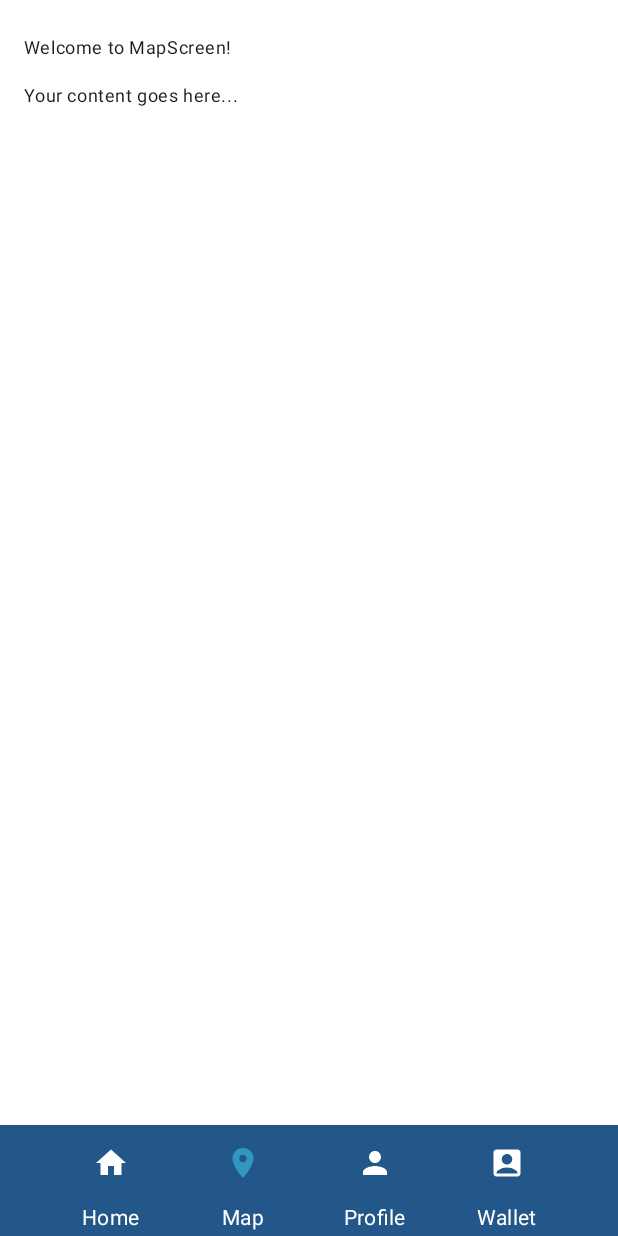
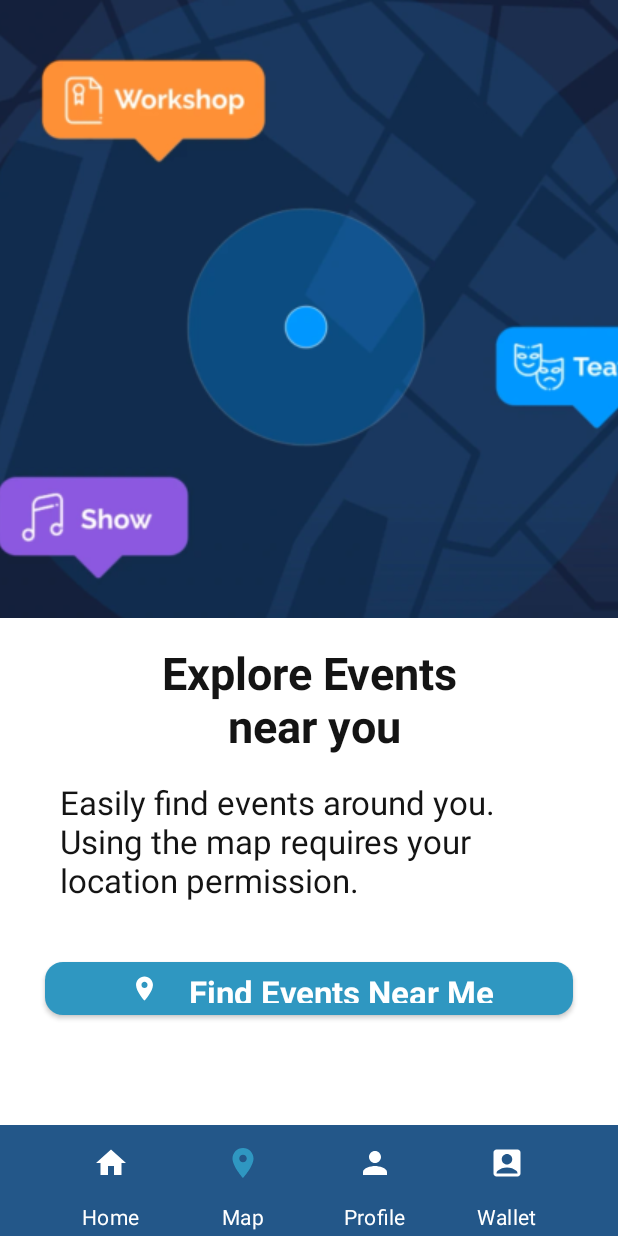
Before and after one commit to WesleyMaciel2510/Kotlin_EventLocation, an Android app built with Jetpack Compose: the screen it shows after launch (MainActivity), after a tap on "Map", on a phone screen of 412 x 824 dp. Run offline under Robolectric (Android 15) with nearby library versions, the phone set to English and light mode, and no system bars.

Commit message:
first UI in MapScreen created

```diff
--- a/app/src/main/java/com/example/kotlin_portfolio/MainActivity.kt
+++ b/app/src/main/java/com/example/kotlin_portfolio/MainActivity.kt
@@ -27,8 +27,8 @@ class MainActivity : ComponentActivity() {
             Kotlin_PortfolioTheme {
                 Scaffold(
                     modifier = Modifier.fillMaxSize(),
-                ) { innerPadding ->
-                    App(modifier = Modifier.padding(innerPadding))
+                ) {
+                    App()
                 }
             }
         }
--- /dev/null
+++ b/app/src/main/java/com/example/kotlin_portfolio/components/buttons/findEvents.kt
@@ -0,0 +1,72 @@
+package com.example.kotlin_portfolio.components.buttons
+
+import androidx.compose.foundation.border
+import androidx.compose.foundation.layout.Row
+import androidx.compose.foundation.layout.Spacer
+import androidx.compose.foundation.layout.fillMaxWidth
+import androidx.compose.foundation.layout.height
+import androidx.compose.foundation.layout.padding
+import androidx.compose.foundation.layout.size
+import androidx.compose.foundation.layout.width
+import androidx.compose.foundation.shape.RoundedCornerShape
+import androidx.compose.material.Button
+import androidx.compose.material.ButtonDefaults
+import androidx.compose.material.Text
+import androidx.compose.material3.Icon
+import androidx.compose.runtime.Composable
+import androidx.compose.ui.Alignment
+import androidx.compose.ui.Modifier
+import androidx.compose.ui.graphics.Color
+import androidx.compose.ui.graphics.vector.ImageVector
+import androidx.compose.ui.text.TextStyle
+import androidx.compose.ui.text.font.FontWeight
+import androidx.compose.ui.unit.dp
+import androidx.compose.ui.unit.sp
+
+@Composable
+fun IconAndLabelButton(
+    iconName: ImageVector? = null,
+    buttonLabel: String,
+    buttonColor: Color,
+    onClick: () -> Unit,
+    borderColor: Color? = null,
+) {
+    Button(
+        onClick = onClick,
+        modifier = Modifier
+            .fillMaxWidth()
+            .height(55.dp)
+            .padding(horizontal = 30.dp, vertical = 10.dp)
+            .border(
+                width = if (borderColor != null) 2.dp else 0.dp,
+                color = borderColor ?: Color.Transparent,
+                shape = RoundedCornerShape(12.dp)
+            ),
+        shape = RoundedCornerShape(12.dp),
+        colors = ButtonDefaults.buttonColors(
+            backgroundColor = buttonColor,
+            contentColor = Color.White
+        )
+    ) {
+        Row(verticalAlignment = Alignment.CenterVertically) {
+            if (iconName != null) {
+                Icon(
+                    imageVector = iconName,
+                    contentDescription = "Icon",
+                    tint = Color.White,
+                    modifier = Modifier.size(28.dp)
+                )
+                Spacer(modifier = Modifier.width(8.dp))
+            }
+            Spacer(modifier = Modifier.width(8.dp))
+            Text(
+                text = buttonLabel,
+                style = TextStyle(
+                    fontSize = 22.sp,
+                    fontWeight = FontWeight.Bold,
+                    color = Color.White
+                )
+            )
+        }
+    }
+}
--- a/app/src/main/java/com/example/kotlin_portfolio/screens/map/mapScreen.kt
+++ b/app/src/main/java/com/example/kotlin_portfolio/screens/map/mapScreen.kt
@@ -1,34 +1,100 @@
 package com.example.kotlin_portfolio.screens.map
 
+import androidx.compose.foundation.Image
+import androidx.compose.foundation.background
+import androidx.compose.foundation.layout.Box
 import androidx.compose.foundation.layout.Column
+import androidx.compose.foundation.layout.fillMaxSize
 import androidx.compose.foundation.layout.fillMaxWidth
 import androidx.compose.foundation.layout.padding
-import androidx.compose.material3.MaterialTheme
+import androidx.compose.material.Text
+import androidx.compose.material.icons.Icons
+import androidx.compose.material.icons.filled.Place
 import androidx.compose.runtime.Composable
+import androidx.compose.ui.Alignment
 import androidx.compose.ui.Modifier
+import androidx.compose.ui.graphics.painter.Painter
+import androidx.compose.ui.layout.ContentScale
+import androidx.compose.ui.platform.LocalConfiguration
+import androidx.compose.ui.res.painterResource
+import androidx.compose.ui.text.TextStyle
+import androidx.compose.ui.text.font.FontWeight
 import androidx.compose.ui.tooling.preview.Preview
 import androidx.compose.ui.unit.dp
+import androidx.compose.ui.unit.sp
 import androidx.navigation.NavHostController
 import androidx.navigation.compose.rememberNavController
+import com.example.kotlin_portfolio.R
+import com.example.kotlin_portfolio.components.buttons.IconAndLabelButton
 import com.example.kotlin_portfolio.ui.theme.Kotlin_PortfolioTheme
+import com.example.kotlin_portfolio.ui.theme.LightColorScheme
 
 @Composable
 fun MapScreen(navController: NavHostController, modifier: Modifier = Modifier) {
-    Column(
+    val image: Painter = painterResource(id = R.drawable.mapscreen_header)
+    val screenHeight = LocalConfiguration.current.screenHeightDp.dp
+    val screenWidth = LocalConfiguration.current.screenWidthDp.dp
+
+    Box(
         modifier = modifier
-            .fillMaxWidth()
-            .padding(16.dp)
+            .fillMaxSize()
+            .background(color = LightColorScheme.background)
     ) {
-        androidx.compose.material3.Text(
-            text = "Welcome to MapScreen!",
-            style = MaterialTheme.typography.bodySmall,
-            modifier = Modifier.padding(vertical = 8.dp)
+        Image(
+            painter = image,
+            contentDescription = "Header",
+            modifier = Modifier
+                .fillMaxWidth(),
+            contentScale = ContentScale.Crop
         )
-        androidx.compose.material3.Text(
-            text = "Your content goes here...",
-            style = MaterialTheme.typography.bodySmall,
-            modifier = Modifier.padding(vertical = 8.dp)
-        )
+
+        Column(
+            modifier = Modifier
+                .fillMaxWidth()
+                .padding(top = screenHeight / 2)
+                .background(color = LightColorScheme.background),
+            horizontalAlignment = Alignment.CenterHorizontally
+        ) {
+            Text(
+                text = "Explore Events\n      near you",
+                style = TextStyle(
+                    fontSize = 30.sp,
+                    fontWeight = FontWeight.Bold,
+                    color = LightColorScheme.tertiary,
+                ),
+                modifier = Modifier.padding(vertical = 20.dp)
+            )
+            Text(
+                text = "Easily find events around you.\nUsing the map requires your location permission.",
+                style = TextStyle(
+                    fontSize = 22.sp,
+                    fontWeight = FontWeight.Normal,
+                    color = LightColorScheme.tertiary,
+                ),
+                modifier = Modifier.padding(horizontal = 40.dp)
+            )
+            Column(
+                modifier = Modifier
+                    .padding(top = 30.dp),
+            ){
+                IconAndLabelButton(
+                    iconName = Icons.Default.Place,
+                    buttonLabel = "Find Events Near Me",
+                    buttonColor = LightColorScheme.primary,
+                    onClick = { /* Handle button click */ }
+                )
+            }
+            Column(
+                modifier = Modifier
+                    .padding(vertical = 30.dp),
+            ){
+                IconAndLabelButton(
+                    buttonLabel = "Choose your city manually",
+                    buttonColor = LightColorScheme.secondary,
+                    onClick = { /* Handle button click */ }
+                )
+            }
+        }
     }
 }
 
--- a/app/src/main/java/com/example/kotlin_portfolio/ui/theme/Color.kt
+++ b/app/src/main/java/com/example/kotlin_portfolio/ui/theme/Color.kt
@@ -13,6 +13,6 @@ val Blue50 = Color(0XFF4596A8)
 val Green40 = Color(0xFF29C252)
 val White = Color(0xFFFFFFFF)
 
-val NightBlack = Color(0xFF0E0D0C)
+val NightBlack = Color(0xFF141414)
 val BgBorder = Color(0xFF235789)
 val Purple40 = Color(0xFF444DB3)
--- a/app/src/main/java/com/example/kotlin_portfolio/ui/theme/Theme.kt
+++ b/app/src/main/java/com/example/kotlin_portfolio/ui/theme/Theme.kt
@@ -19,7 +19,7 @@ private val DarkColorScheme = darkColorScheme(
 val LightColorScheme = lightColorScheme(
     primary = Blue40,
     secondary = Green40,
-    tertiary = White,
+    tertiary = NightBlack,
     outline = BgBorder,
     background = White,
 )
```
Also changed, not shown: app/src/main/res/drawable/mapscreen_header.PNG (added).
